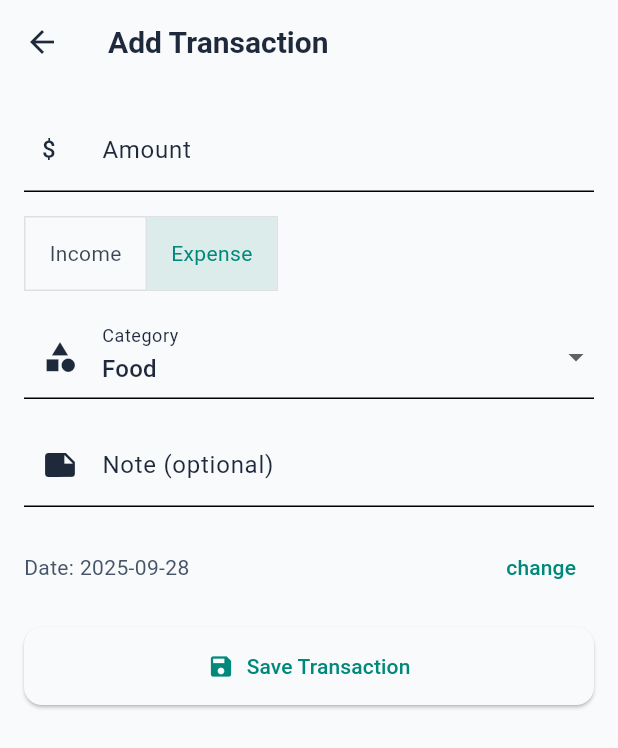
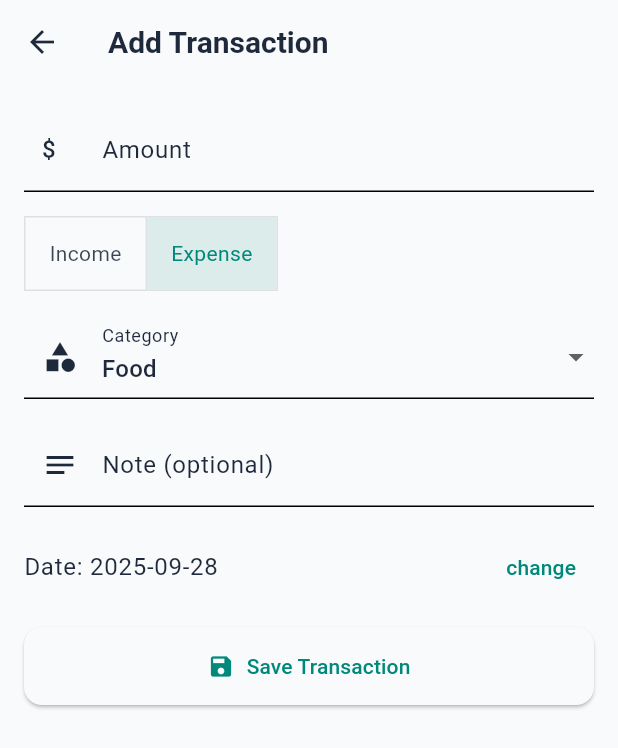
Before and after one commit to lurldgbodex/transaction-tracker, a Flutter app: the AddTransactionScreen screen opened directly, on a phone screen of 412 x 824 dp. Shown: the top 748 px of the screen. Run offline on Flutter 3.47's test engine with Material 3 defaults, Android fonts, the phone set to English and light mode, and no system bars; our stand-ins replace flutter_riverpod, shared_preferences, sqflite; accounts and stored records are empty.

Commit message:
chore: improve interface icon and text

```diff
--- a/lib/widgets/date_selector.dart
+++ b/lib/widgets/date_selector.dart
@@ -18,7 +18,7 @@ class DateSelector extends StatelessWidget {
       children: [
         Text(
           "Date: ${formatDate(selectedDate)}",
-          style: Theme.of(context).textTheme.bodyMedium,
+          style: Theme.of(context).textTheme.bodyLarge,
         ),
         const Spacer(),
         TextButton(onPressed: onDatePressed, child: const Text('change')),
--- a/lib/widgets/note_field.dart
+++ b/lib/widgets/note_field.dart
@@ -11,7 +11,7 @@ class NoteField extends StatelessWidget {
       controller: controller,
       decoration: const InputDecoration(
         labelText: "Note (optional)",
-        prefixIcon: Icon(Icons.note),
+        prefixIcon: Icon(Icons.notes),
       ),
     );
   }
```
